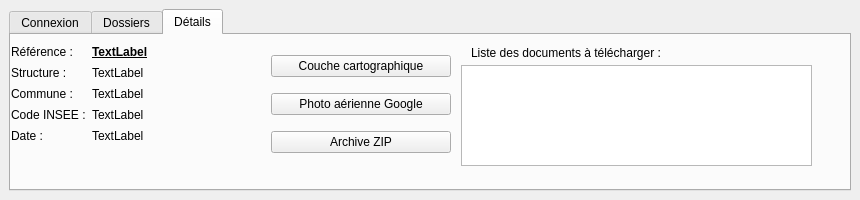
The window that ui_geofoncierconsultation.ui (Gustry/GeoFoncier-consultation) describes before a commit, drawn with Qt 5.
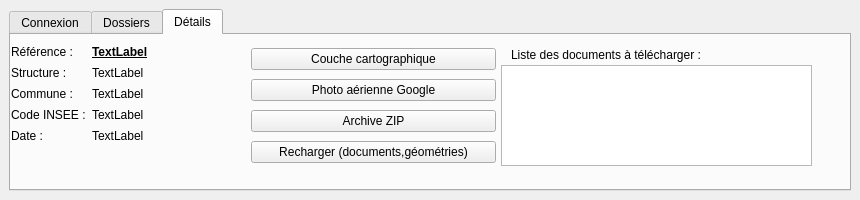
The same window after the commit. The open tabs and pages were chosen to show the change. Icons and pictures are not drawn.

Commit message: recharger un dossier

```diff
--- a/ui_geofoncierconsultation.ui
+++ b/ui_geofoncierconsultation.ui
@@ -308,9 +308,9 @@
        <widget class="QListWidget" name="listWidget_details">
         <property name="geometry">
          <rect>
-          <x>450</x>
+          <x>490</x>
           <y>30</y>
-          <width>351</width>
+          <width>311</width>
           <height>101</height>
          </rect>
         </property>
@@ -318,10 +318,10 @@
        <widget class="QLabel" name="label">
         <property name="geometry">
          <rect>
-          <x>460</x>
+          <x>500</x>
           <y>10</y>
           <width>201</width>
-          <height>16</height>
+          <height>20</height>
          </rect>
         </property>
         <property name="text">
@@ -331,9 +331,9 @@
        <widget class="QWidget" name="verticalLayoutWidget">
         <property name="geometry">
          <rect>
-          <x>260</x>
+          <x>240</x>
           <y>10</y>
-          <width>180</width>
+          <width>245</width>
           <height>121</height>
          </rect>
         </property>
@@ -372,6 +372,17 @@
            </property>
           </widget>
          </item>
+         <item>
+          <widget class="QPushButton" name="pushButton_rechargerDossier">
+           <property name="text">
+            <string>Recharger (documents,géométries)</string>
+           </property>
+           <property name="icon">
+            <iconset resource="resources_rc.qrc">
+             <normaloff>:/resources/reload</normaloff>:/resources/reload</iconset>
+           </property>
+          </widget>
+         </item>
         </layout>
        </widget>
        <widget class="QWidget" name="formLayoutWidget_2">
```
Left out of the diff: 2 changed lines with no effect on the pictures. The commit also changes 5 other files.
